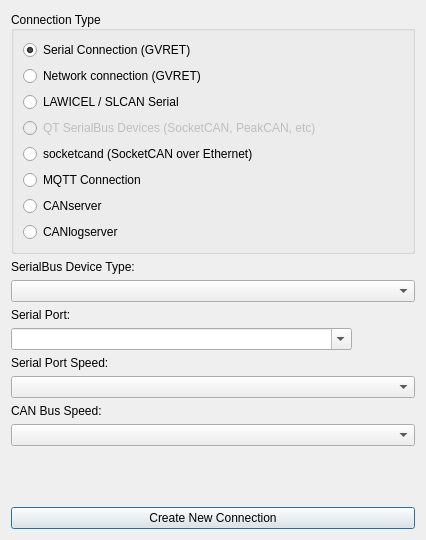
Old version of the form ui/newconnectiondialog.ui in the repository collin80/SavvyCAN.
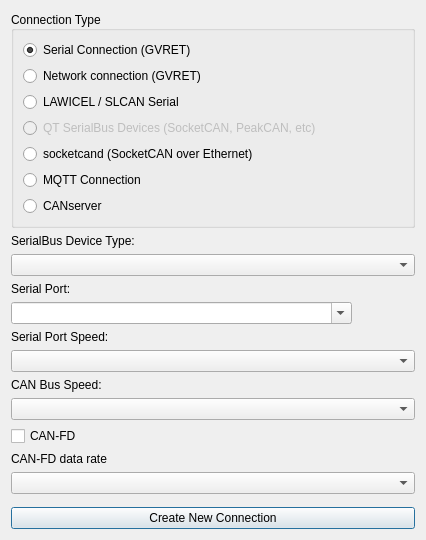
New version of the form.

Commit message: LAWICEL CAN-FD support, CAN-FD data rate selection

```diff
--- a/ui/newconnectiondialog.ui
+++ b/ui/newconnectiondialog.ui
@@ -78,13 +78,6 @@
         </property>
        </widget>
       </item>
-      <item row="7" column="0">
-       <widget class="QRadioButton" name="rbCanlogserver">
-        <property name="text">
-         <string>CANlogserver</string>
-        </property>
-       </widget>
-      </item>
      </layout>
     </widget>
    </item>
@@ -150,6 +143,23 @@
    <item>
     <widget class="QComboBox" name="cbCANSpeed"/>
    </item>
+   <item>
+    <widget class="QCheckBox" name="cbCanFd">
+     <property name="text">
+      <string>CAN-FD</string>
+     </property>
+    </widget>
+   </item>
+   <item>
+    <widget class="QLabel" name="lblDataRate">
+     <property name="text">
+      <string>CAN-FD data rate</string>
+     </property>
+    </widget>
+   </item>
+   <item>
+    <widget class="QComboBox" name="cbDataRate"/>
+   </item>
    <item>
     <spacer name="verticalSpacer">
      <property name="orientation">
```
The commit also changes 22 other files.
